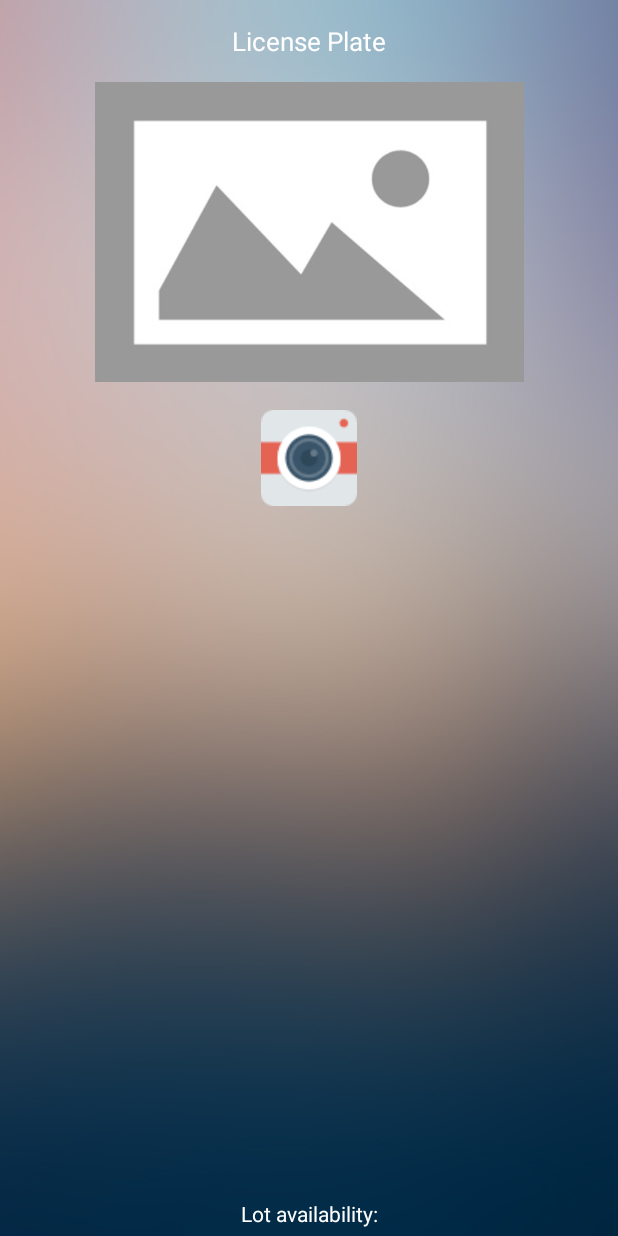
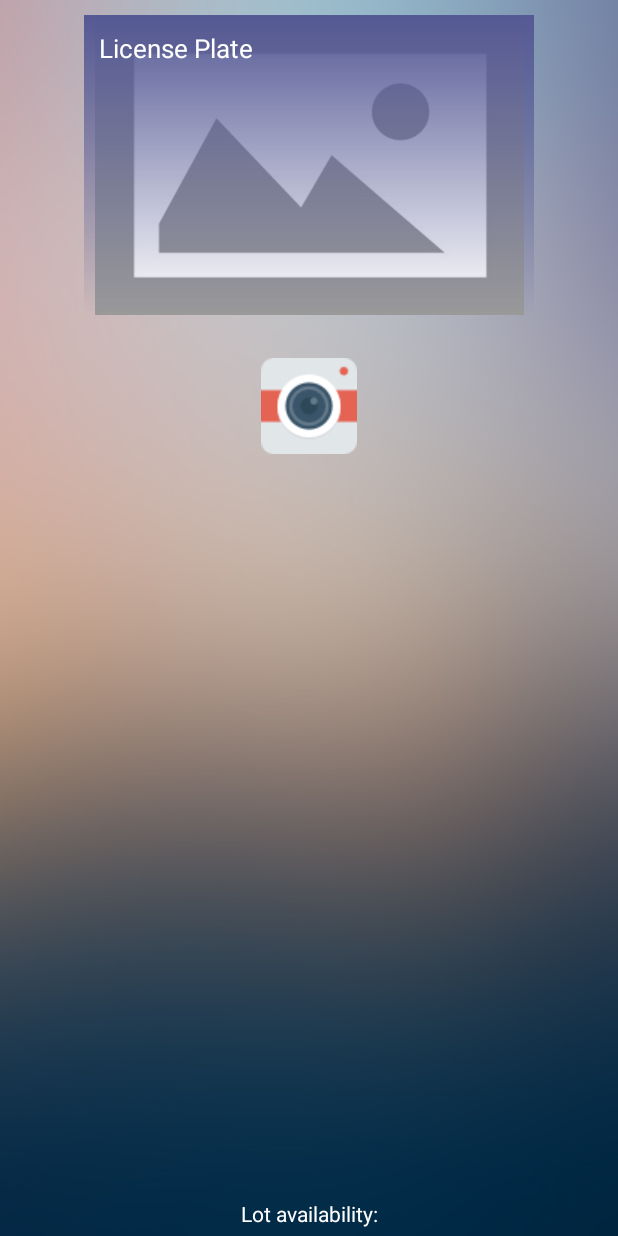
Before and after one commit to kevinfaust0308/AutoPark, an Android app: the MainActivity screen opened directly, with no data from a screen before it, on a phone screen of 412 x 824 dp. Run offline under Robolectric (Android 15) with nearby library versions, the phone set to English and light mode, and no system bars; our stand-ins replace ButterKnife, Firebase (no records; nobody signed in at launch, a user with empty details on screens opened directly), Picasso; libraries missing offline, so code that uses them is left out: org.openalpr, org.openalpr.model; 1 statement that could not run was skipped.

Commit message:
Updated license plate UI

```diff
--- /dev/null
+++ b/app/src/main/res/drawable/gradient.xml
@@ -0,0 +1,10 @@
+<?xml version="1.0" encoding="UTF-8"?>
+<shape xmlns:android="http://schemas.android.com/apk/res/android" android:shape="rectangle" >
+
+    <gradient
+        android:angle="270"
+        android:endColor="@android:color/transparent"
+        android:startColor="#555994"
+        android:type="linear" />
+
+</shape>
--- a/app/src/main/res/layout/activity_main.xml
+++ b/app/src/main/res/layout/activity_main.xml
@@ -11,21 +11,33 @@
     android:orientation="vertical"
     tools:context="com.monsoonblessing.kevinfaust.ruhacks.MainActivity">
 
+    <FrameLayout
+        android:layout_margin="10dp"
+        android:layout_width="300dp"
+        android:layout_height="200dp">
+
+        <ImageView
+            android:id="@+id/license_image"
+            android:layout_width="match_parent"
+            android:layout_height="match_parent"
+            android:scaleType="centerInside"
+            app:srcCompat="@drawable/placeholder"/>
+
+        <View
+            android:layout_width="wrap_content"
+            android:layout_height="wrap_content"
+            android:background="@drawable/gradient"/>
+
         <TextView
             android:id="@+id/textView2"
             android:layout_width="wrap_content"
             android:layout_height="wrap_content"
-        android:padding="15dp"
+            android:padding="10dp"
             android:text="License Plate"
             android:textColor="@color/md_white_1000"
             android:textSize="17sp"/>
+    </FrameLayout>
 
-    <ImageView
-        android:id="@+id/license_image"
-        android:layout_width="300dp"
-        android:layout_height="200dp"
-        android:scaleType="centerInside"
-        app:srcCompat="@drawable/placeholder"/>
 
     <ImageButton
         android:id="@+id/process_license_plate"
@@ -67,9 +79,9 @@
                 android:layout_width="wrap_content"
                 android:layout_height="wrap_content"
                 android:ems="10"
-                android:maxLines="1"
                 android:hint="Credit card number"
                 android:inputType="number"
+                android:maxLines="1"
                 android:textColor="@color/md_white_1000"
                 android:textColorHint="@color/md_white_1000"/>
 
@@ -79,23 +91,23 @@
                 android:orientation="horizontal">
 
                 <EditText
-                    android:maxLength="5"
                     android:id="@+id/expiryDateText"
                     android:layout_width="0dp"
                     android:layout_height="wrap_content"
                     android:layout_weight="1"
                     android:hint="mm/yy"
+                    android:maxLength="5"
                     android:textColor="@color/md_white_1000"
                     android:textColorHint="@color/md_white_1000"/>
 
                 <EditText
-                    android:maxLength="3"
                     android:id="@+id/CVVText"
                     android:layout_width="0dp"
                     android:layout_height="wrap_content"
                     android:layout_weight="1"
                     android:hint="CVV"
                     android:inputType="number"
+                    android:maxLength="3"
                     android:textColor="@color/md_white_1000"
                     android:textColorHint="@color/md_white_1000"/>
 
```
Lines whose indentation alone changed are shown as unchanged.
